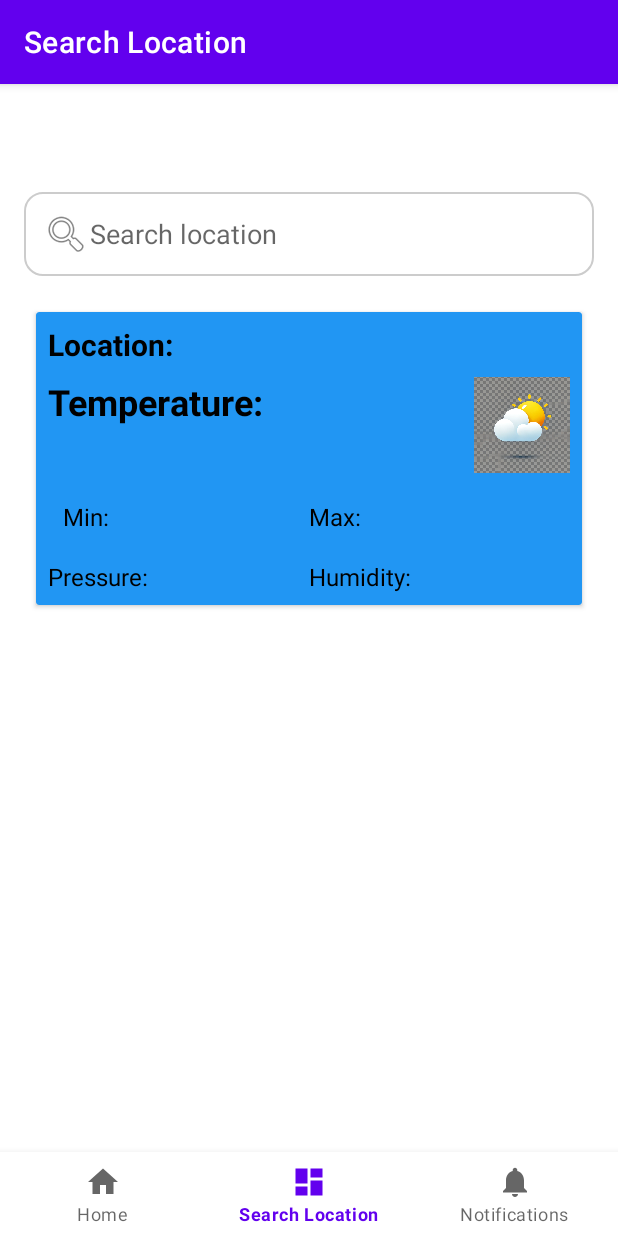
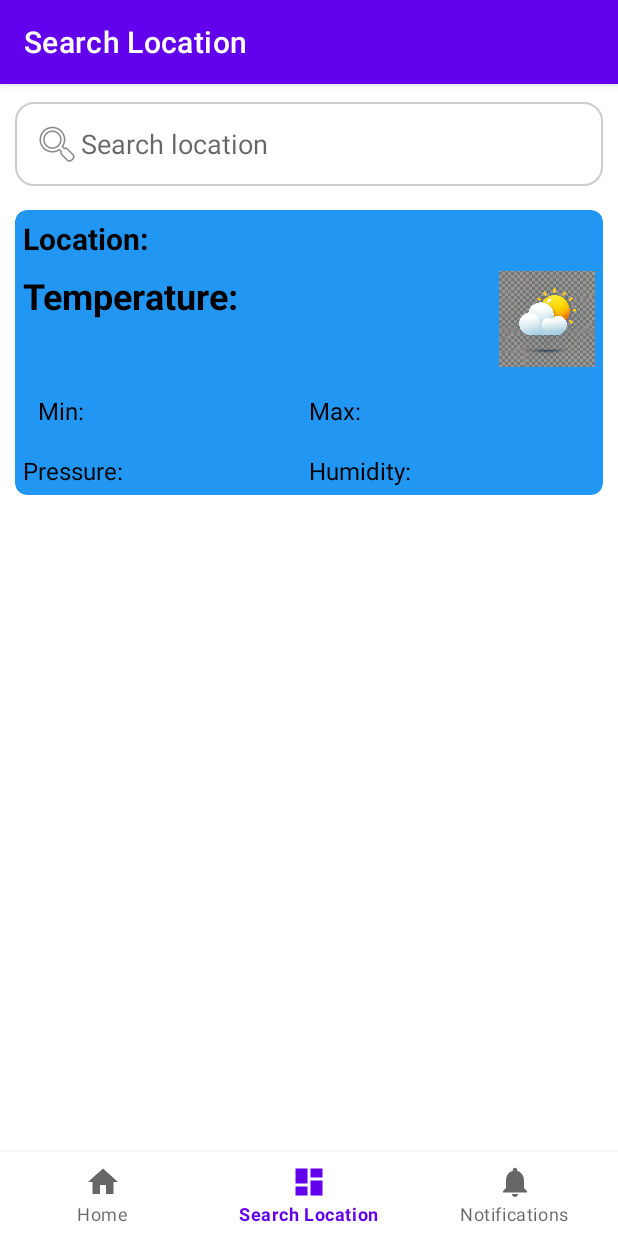
Before and after one commit to imraj2020/WeatherForecast, an Android app: the DashboardFragment screen opened through its navigation route, on a phone screen of 412 x 824 dp. Run offline under Robolectric (Android 15) with nearby library versions, the phone set to English and light mode, and no system bars; our stand-ins replace navigation-ui.

Commit message:
search fixed

```diff
--- a/app/src/main/java/com/cse/weather/ui/dashboard/DashboardViewModelFactory.kt
+++ b/app/src/main/java/com/cse/weather/ui/dashboard/DashboardViewModelFactory.kt
@@ -3,7 +3,7 @@ package com.cse.weather.ui.dashboard
 import androidx.lifecycle.ViewModel
 import androidx.lifecycle.ViewModelProvider
 import com.cse.weather.Repo.WeatherRepository
-import com.cse.weather.ui.home.HomeViewModel
+
 
 class DashboardViewModelFactory (private val repository: WeatherRepository) : ViewModelProvider.Factory {
     override fun <T : ViewModel> create(modelClass: Class<T>): T {
--- a/app/src/main/res/layout/activity_main.xml
+++ b/app/src/main/res/layout/activity_main.xml
@@ -4,7 +4,7 @@
     android:id="@+id/container"
     android:layout_width="match_parent"
     android:layout_height="match_parent"
-    android:paddingTop="?attr/actionBarSize">
+    android:paddingTop="2dp">
 
     <com.google.android.material.bottomnavigation.BottomNavigationView
         android:id="@+id/nav_view"
--- a/app/src/main/res/layout/fragment_dashboard.xml
+++ b/app/src/main/res/layout/fragment_dashboard.xml
@@ -1,36 +1,35 @@
-<RelativeLayout
-    xmlns:android="http://schemas.android.com/apk/res/android"
+<RelativeLayout xmlns:android="http://schemas.android.com/apk/res/android"
+    xmlns:app="http://schemas.android.com/apk/res-auto"
+    xmlns:tools="http://schemas.android.com/tools"
     android:layout_width="match_parent"
     android:layout_height="wrap_content"
-    xmlns:tools="http://schemas.android.com/tools"
-    xmlns:app="http://schemas.android/apk/res-auto"
-    tools:context=".ui.dashboard.DashboardFragment"
-    android:padding="16dp">
+    android:padding="10dp"
+    tools:context=".ui.dashboard.DashboardFragment">
 
     <AutoCompleteTextView
         android:id="@+id/locationSearchBox"
         android:layout_width="match_parent"
         android:layout_height="wrap_content"
+        android:background="@drawable/search_box_background"
+        android:completionThreshold="1"
+        android:drawableStart="@android:drawable/ic_menu_search"
+        android:dropDownWidth="match_parent"
+        android:dropDownHeight="wrap_content"
         android:hint="Search location"
-        android:padding="12dp"
-        android:background="@drawable/search_box_background"
-        android:drawableStart="@android:drawable/ic_menu_search"
-        android:dropDownHeight="wrap_content"
-        android:dropDownWidth="match_parent"
-        android:completionThreshold="1"/>
+        android:padding="12dp" />
 
     <LinearLayout
         android:id="@+id/cardContainer"
         android:layout_width="match_parent"
         android:layout_height="wrap_content"
-        android:orientation="vertical"
         android:layout_below="@id/locationSearchBox"
-        android:layout_marginTop="16dp">
+        android:layout_marginTop="16dp"
+        android:orientation="vertical">
 
         <androidx.cardview.widget.CardView
             android:layout_width="match_parent"
             android:layout_height="wrap_content"
-            android:layout_margin="8dp"
+
             android:backgroundTint="#2196F3"
             app:cardCornerRadius="8dp"
             app:cardElevation="4dp">
@@ -39,7 +38,7 @@
                 android:layout_width="match_parent"
                 android:layout_height="wrap_content"
                 android:orientation="vertical"
-                android:padding="8dp">
+                android:padding="5dp">
 
                 <TextView
                     android:id="@+id/locationTextView"
@@ -49,7 +48,7 @@
                     android:text="Location: "
                     android:textColor="@color/black"
                     android:textSize="20sp"
-                    android:textStyle="bold"/>
+                    android:textStyle="bold" />
 
                 <LinearLayout
                     android:layout_width="match_parent"
@@ -65,14 +64,14 @@
                         android:text="Temperature: "
                         android:textColor="@color/black"
                         android:textSize="24sp"
-                        android:textStyle="bold"/>
+                        android:textStyle="bold" />
 
                     <ImageView
                         android:id="@+id/weatherIconImageView"
                         android:layout_width="64dp"
                         android:layout_height="64dp"
                         android:layout_gravity="center_vertical"
-                        android:src="@drawable/ic_default_weather"/>
+                        android:src="@drawable/ic_default_weather" />
                 </LinearLayout>
 
                 <LinearLayout
@@ -90,7 +89,7 @@
                         android:paddingRight="20dp"
                         android:text="Min: "
                         android:textColor="@color/black"
-                        android:textSize="16sp"/>
+                        android:textSize="16sp" />
 
                     <TextView
                         android:id="@+id/tempMaxTextView"
@@ -99,7 +98,7 @@
                         android:layout_weight="1"
                         android:text="Max: "
                         android:textColor="@color/black"
-                        android:textSize="16sp"/>
+                        android:textSize="16sp" />
 
                 </LinearLayout>
 
@@ -116,7 +115,7 @@
                         android:layout_weight="1"
                         android:text="Pressure: "
                         android:textColor="@color/black"
-                        android:textSize="16sp"/>
+                        android:textSize="16sp" />
 
                     <TextView
                         android:id="@+id/humidityTextView"
@@ -125,7 +124,7 @@
                         android:layout_weight="1"
                         android:text="Humidity: "
                         android:textColor="@color/black"
-                        android:textSize="16sp"/>
+                        android:textSize="16sp" />
 
                 </LinearLayout>
 
```
Also changed, not shown: app/src/main/java/com/cse/weather/ui/dashboard/DashboardFragment.kt (+37 -28 lines), app/src/main/res/layout/fragment_blank.xml (deleted, +0 -13 lines), 2 other files.
